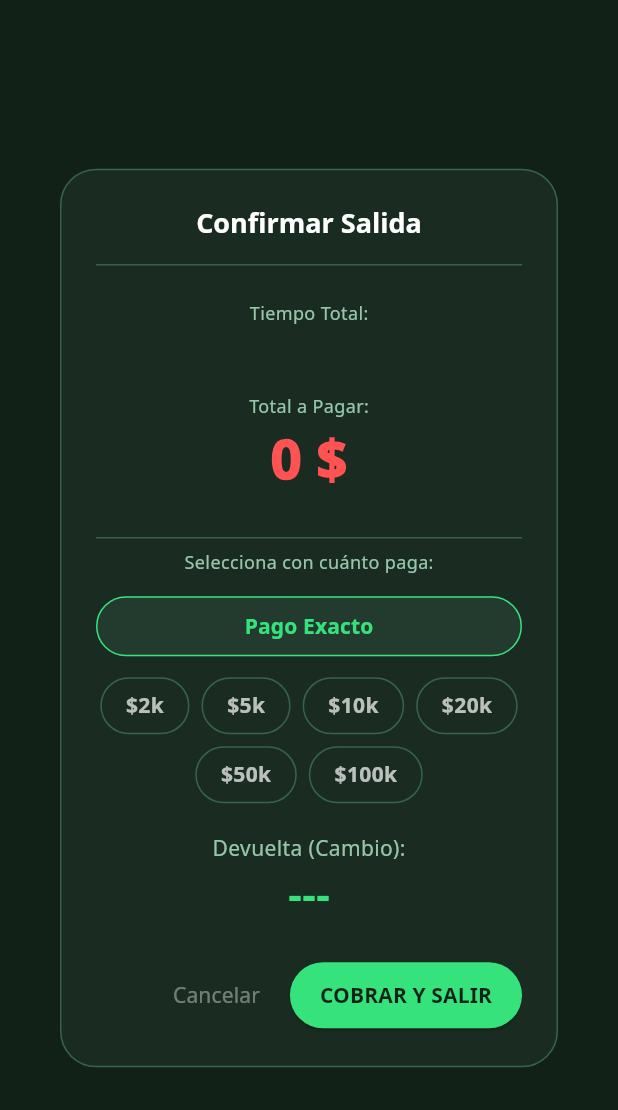
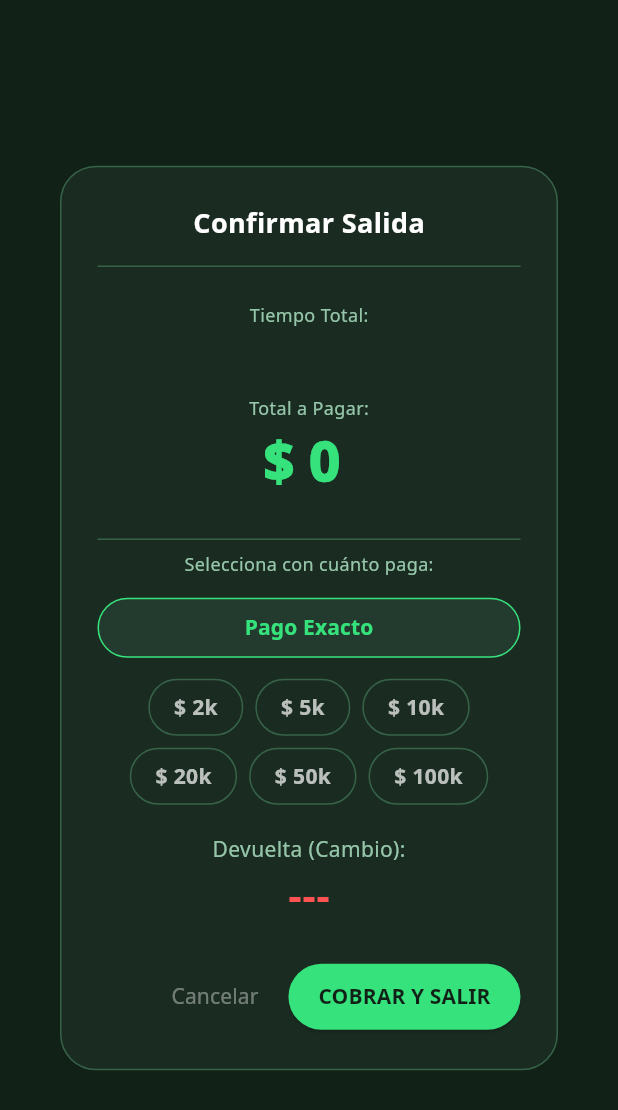
Before and after one commit to kengua2000/Parking-IDES, a Flutter app: the CobroDialog widget shown alone on an empty page, opened directly with empty values, on a phone screen of 412 x 824 dp. Shown: the top 1110 px of the screen. Run offline on Flutter 3.47's test engine with Material 3 defaults, Android fonts, the phone set to English and light mode, and no system bars; our stand-ins replace cloud_firestore, firebase_core; accounts and stored records are empty; Roboto replaces fonts that are missing (Noto Sans).

Commit message:
Parking V 3.0 arreglo de detalles

```diff
--- a/lib/core/utils/currency_formatter.dart
+++ b/lib/core/utils/currency_formatter.dart
@@ -6,21 +6,22 @@ class CurrencyFormatter {
 
   static final NumberFormat _currencyFormat = NumberFormat.currency(
     locale: 'es_CO',
-    symbol: '\$',
+    symbol: '', // Quitamos el símbolo de la configuración automática
     decimalDigits: 0,
   );
 
   /// Formatea un número como moneda colombiana
-  /// Ejemplo: 10000 -> "$10.000"
+  /// Ejemplo: 10000 -> "$ 10.000"
   static String format(int amount) {
-    return _currencyFormat.format(amount);
+    // Formateamos el número y agregamos el símbolo al principio con espacio
+    return '\$ ${_currencyFormat.format(amount)}';
   }
 
-  /// Formatea valor abreviado (ej: 5000 -> "$5k")
+  /// Formatea valor abreviado (ej: 5000 -> "$ 5k")
   static String formatShort(int amount) {
     if (amount >= 1000) {
-      return '\$${amount ~/ 1000}k';
+      return '\$ ${amount ~/ 1000}k';
     }
-    return '\$$amount';
+    return '\$ $amount';
   }
 }
--- a/lib/presentation/screens/main/widgets/recent_activity_item.dart
+++ b/lib/presentation/screens/main/widgets/recent_activity_item.dart
@@ -2,6 +2,7 @@ import 'package:flutter/material.dart';
 import 'package:cloud_firestore/cloud_firestore.dart';
 import '../../../../config/theme/app_colors.dart';
 import '../../../../core/utils/date_formatter.dart';
+import '../../../../core/utils/currency_formatter.dart';
 
 /// Item de actividad reciente en la pantalla principal
 class RecentActivityItem extends StatelessWidget {
@@ -94,7 +95,7 @@ class RecentActivityItem extends StatelessWidget {
               ),
               if (!isActive)
                 Text(
-                  '\$${data['costo']}',
+                  CurrencyFormatter.format(data['costo']),
                   style: const TextStyle(
                     color: AppColors.primary,
                     fontSize: 12,
--- a/lib/presentation/screens/main/widgets/vehicle_type_selector.dart
+++ b/lib/presentation/screens/main/widgets/vehicle_type_selector.dart
@@ -48,7 +48,7 @@ class VehicleTypeSelector extends StatelessWidget {
         onTap: () => onTypeChanged(text),
         child: Container(
           decoration: BoxDecoration(
-            color: isActive ? Colors.white : Colors.transparent,
+            color: isActive ? AppColors.primary : Colors.transparent, // Cambiado de Colors.white a AppColors.primary
             borderRadius: BorderRadius.circular(50),
             boxShadow: isActive
                 ? [
--- a/lib/presentation/widgets/dialogs/cobro_dialog.dart
+++ b/lib/presentation/widgets/dialogs/cobro_dialog.dart
@@ -42,16 +42,28 @@ class _CobroDialogState extends State<CobroDialog> {
   Widget build(BuildContext context) {
     final pagoSuficiente = _pagoCon >= widget.totalAPagar;
 
-    return AlertDialog(
-      backgroundColor: AppColors.surfaceDark,
-      shape: RoundedRectangleBorder(
+    // Lista de billetes disponibles para pago
+    final billetes = [2000, 5000, 10000, 20000, 50000, 100000];
+
+    return Dialog(
+      backgroundColor: Colors.transparent,
+      child: ConstrainedBox(
+        constraints: const BoxConstraints(maxWidth: 400),
+        child: Container(
+          decoration: BoxDecoration(
+            color: AppColors.surfaceDark,
             borderRadius: BorderRadius.circular(24),
-        side: const BorderSide(
+            border: Border.all(
               color: AppColors.surfaceBorder,
               width: 1,
             ),
           ),
-      title: const Column(
+          padding: const EdgeInsets.all(24),
+          child: Column(
+            mainAxisSize: MainAxisSize.min,
+            children: [
+              // Título manual
+              const Column(
                 children: [
                   Text(
                     'Confirmar Salida',
@@ -65,7 +77,10 @@ class _CobroDialogState extends State<CobroDialog> {
                   Divider(color: AppColors.surfaceBorder),
                 ],
               ),
-      content: SizedBox(
+              const SizedBox(height: 16),
+
+              // Contenido
+              SizedBox(
                 width: double.maxFinite,
                 child: SingleChildScrollView(
                   child: Column(
@@ -100,7 +115,7 @@ class _CobroDialogState extends State<CobroDialog> {
                       Text(
                         CurrencyFormatter.format(widget.totalAPagar),
                         style: const TextStyle(
-                  color: AppColors.redExit,
+                          color: AppColors.primary, // Antes AppColors.redExit
                           fontSize: 36,
                           fontWeight: FontWeight.w900,
                         ),
@@ -148,14 +163,10 @@ class _CobroDialogState extends State<CobroDialog> {
                         spacing: 8,
                         runSpacing: 8,
                         alignment: WrapAlignment.center,
-                children: [
-                  _buildBillButton(2000),
-                  _buildBillButton(5000),
-                  _buildBillButton(10000),
-                  _buildBillButton(20000),
-                  _buildBillButton(50000),
-                  _buildBillButton(100000),
-                ],
+                        children: billetes
+                            .where((valor) => valor >= widget.totalAPagar)
+                            .map((valor) => _buildBillButton(valor))
+                            .toList(),
                       ),
                       const SizedBox(height: 20),
 
@@ -171,7 +182,7 @@ class _CobroDialogState extends State<CobroDialog> {
                         _pagoCon > 0 ? CurrencyFormatter.format(_devuelta) : '---',
                         style: TextStyle(
                           color: _devuelta >= 0
-                      ? AppColors.primary
+                              ? AppColors.redExit // Antes AppColors.primary
                               : AppColors.redExit,
                               fontSize: 28,
                               fontWeight: FontWeight.bold,
@@ -181,7 +192,12 @@ class _CobroDialogState extends State<CobroDialog> {
                   ),
                 ),
               ),
-      actions: [
+              const SizedBox(height: 24),
+
+              // Botones de acción manuales
+              Row(
+                mainAxisAlignment: MainAxisAlignment.end,
+                children: [
                   TextButton(
                     onPressed: () => Navigator.pop(context),
                     child: const Text(
@@ -189,6 +205,7 @@ class _CobroDialogState extends State<CobroDialog> {
                       style: TextStyle(color: Colors.white38),
                     ),
                   ),
+                  const SizedBox(width: 8),
                   ElevatedButton(
                     onPressed: pagoSuficiente ? widget.onCobrar : null,
                     style: ElevatedButton.styleFrom(
@@ -213,6 +230,11 @@ class _CobroDialogState extends State<CobroDialog> {
                     ),
                   ),
                 ],
+              ),
+            ],
+          ),
+        ),
+      ),
     );
   }
 
```
Also changed, not shown: lib/config/theme/app_theme.dart (+42 -4 lines), lib/presentation/screens/main/main_screen.dart (+29 -16 lines), lib/presentation/widgets/dialogs/summary_dialog.dart (added, +167 -0 lines). Lines whose indentation alone changed are shown as unchanged.
